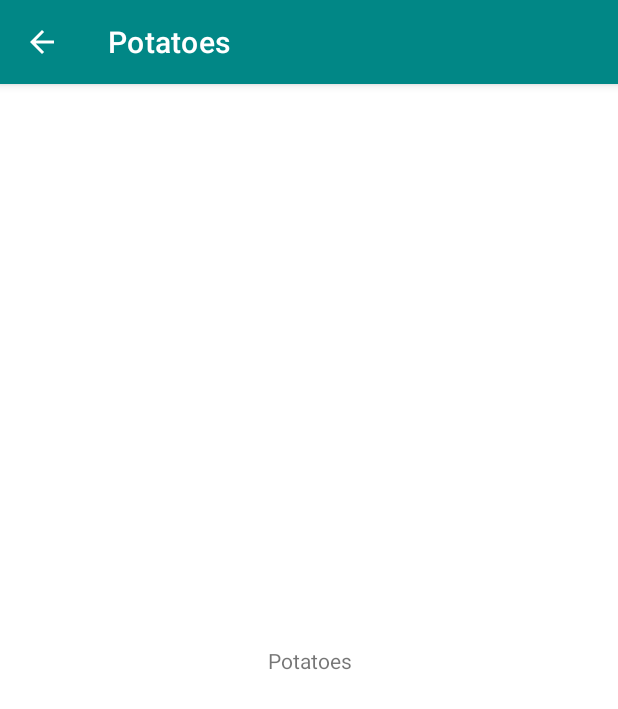
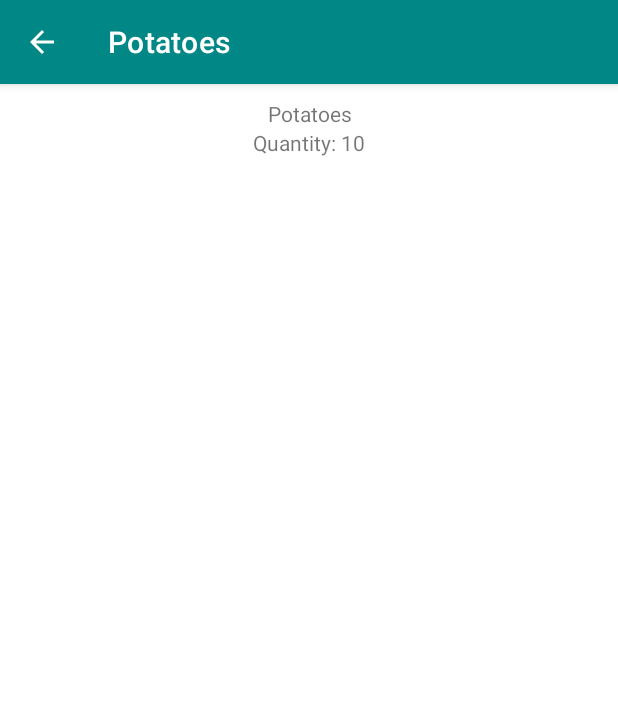
Before and after one commit to martarodriguezm/HelloWorldAndroid, an Android app: the ListActivity screen opened directly, with no data from a screen before it, after a tap on "Potatoes", on a phone screen of 412 x 824 dp. Shown: the top 709 px of the screen. Run offline under Robolectric (Android 15) with nearby library versions, the phone set to English and light mode, and no system bars.

Commit message:
add shop items working

```diff
--- a/HelloWorld/app/src/main/AndroidManifest.xml
+++ b/HelloWorld/app/src/main/AndroidManifest.xml
@@ -13,10 +13,14 @@
         android:theme="@style/Theme.HelloWorld"
         tools:targetApi="31">
         <activity
+            android:name=".list.AddShopItemActivity"
+            android:exported="false"
+            android:parentActivityName=".list.ListActivity"/>
+        <activity
             android:name=".list.ListDetailActivity"
             android:exported="false"
             android:label="@string/lists"
-            android:parentActivityName=".list.ListActivity"/>
+            android:parentActivityName=".list.ListActivity" />
         <activity
             android:name=".list.ListActivity"
             android:exported="false"
--- a/HelloWorld/app/src/main/java/marta/rodriguez/helloworld/list/CustomAdapter.kt
+++ b/HelloWorld/app/src/main/java/marta/rodriguez/helloworld/list/CustomAdapter.kt
@@ -6,7 +6,7 @@ import android.widget.Toast
 import androidx.recyclerview.widget.RecyclerView
 import marta.rodriguez.helloworld.databinding.RowItemBinding
 
-class CustomAdapter(private val dataSet: Array<ShopItem>, private val listener: ItemListener) :
+class CustomAdapter(private var dataSet: ArrayList<ShopItem>, private val listener: ItemListener) :
     RecyclerView.Adapter<CustomAdapter.ViewHolder>() {
 
     inner class ViewHolder(private val binding: RowItemBinding) :RecyclerView.ViewHolder(binding.root) {
@@ -37,6 +37,11 @@ class CustomAdapter(private val dataSet: Array<ShopItem>, private val listener:
 
     override fun getItemCount() = dataSet.size
 
+    fun addItem(newItem: ShopItem) {
+        dataSet.add(newItem)
+        notifyItemInserted(dataSet.size - 1)
+    }
+
     interface ItemListener {
         fun itemClicked(item: ShopItem)
     }
--- a/HelloWorld/app/src/main/java/marta/rodriguez/helloworld/list/ListActivity.kt
+++ b/HelloWorld/app/src/main/java/marta/rodriguez/helloworld/list/ListActivity.kt
@@ -1,10 +1,13 @@
 package marta.rodriguez.helloworld.list
 
+import android.app.Activity
 import android.content.Context
 import android.content.Intent
 import android.os.Bundle
+import android.util.Log
 import android.widget.Toast
 import androidx.activity.enableEdgeToEdge
+import androidx.activity.result.contract.ActivityResultContracts
 import androidx.appcompat.app.AppCompatActivity
 import androidx.core.view.ViewCompat
 import androidx.core.view.WindowInsetsCompat
@@ -23,6 +26,19 @@ class ListActivity : AppCompatActivity(), CustomAdapter.ItemListener {
     private val viewPadding = 15
 
     private lateinit var binding : ActivityListBinding
+
+    private lateinit var adapter : CustomAdapter
+
+    private val addShopItemResultLauncher = registerForActivityResult(ActivityResultContracts.StartActivityForResult()) { result ->
+        if (result.resultCode == Activity.RESULT_OK) {
+            val data: Intent? = result.data
+            val shopItem = data?.getParcelableExtra<ShopItem>(AddShopItemActivity.SHOP_ITEM_KEY)
+            Log.e("dk", "shopItem ${shopItem?.name}")
+            shopItem?.let {
+                adapter.addItem(shopItem)
+            }
+        }
+    }
 
     override fun onCreate(savedInstanceState: Bundle?) {
         super.onCreate(savedInstanceState)
@@ -43,11 +59,17 @@ class ListActivity : AppCompatActivity(), CustomAdapter.ItemListener {
         binding.myRecyclerView.layoutManager = layoutManager
 
         //val dataset = arrayOf("Potatoes", "Bread", "Pizza", "Tomato", "Onions", "Eggs", "Pasta")
-        binding.myRecyclerView.adapter = CustomAdapter(getShopItems(), this)
+
+        adapter = CustomAdapter(getShopItems(), this)
+        binding.myRecyclerView.adapter = adapter
+
+        binding.addShopItemFab.setOnClickListener {
+            this.addShopItemResultLauncher.launch(AddShopItemActivity.getCallingIntent(this))
+        }
     }
 
-    private fun getShopItems() : Array<ShopItem> {
-        val dataset = arrayOf(ShopItem("Pasta"), ShopItem("Potatoes"), ShopItem("Bread"), ShopItem("Pizza"))
+    private fun getShopItems() : ArrayList<ShopItem> {
+        val dataset = arrayListOf(ShopItem("Pasta"), ShopItem("Potatoes", 10), ShopItem("Bread"), ShopItem("Pizza"))
         return dataset
     }
 
--- a/HelloWorld/app/src/main/java/marta/rodriguez/helloworld/list/ListDetailActivity.kt
+++ b/HelloWorld/app/src/main/java/marta/rodriguez/helloworld/list/ListDetailActivity.kt
@@ -3,6 +3,7 @@ package marta.rodriguez.helloworld.list
 import android.content.Context
 import android.content.Intent
 import android.os.Bundle
+import android.view.View
 import androidx.activity.enableEdgeToEdge
 import androidx.appcompat.app.AppCompatActivity
 import androidx.core.view.ViewCompat
@@ -44,6 +45,11 @@ class ListDetailActivity : AppCompatActivity() {
         item?.let {
             setTitle(item.name)
             binding.itemNameText.text = item.name
+            if(item.quantity > 0) {
+                binding.itemQuantityText.text = getString(R.string.item_quantity, item.quantity)
+            } else {
+                binding.itemQuantityText.visibility = View.GONE
+            }
         }
     }
 }
--- a/HelloWorld/app/src/main/res/layout/activity_list_detail.xml
+++ b/HelloWorld/app/src/main/res/layout/activity_list_detail.xml
@@ -12,9 +12,17 @@
         android:layout_height="wrap_content"
         tools:text="item"
         app:layout_constraintTop_toTopOf="parent"
-        app:layout_constraintBottom_toBottomOf="parent"
         app:layout_constraintStart_toStartOf="parent"
         app:layout_constraintEnd_toEndOf="parent"
         android:gravity="center_horizontal"/>
 
+    <TextView android:id="@+id/item_quantity_text"
+        android:layout_width="match_parent"
+        android:layout_height="wrap_content"
+        tools:text="quantity"
+        android:gravity="center_horizontal"
+        app:layout_constraintTop_toBottomOf="@id/item_name_text"
+        app:layout_constraintStart_toStartOf="parent"
+        app:layout_constraintEnd_toEndOf="parent"/>
+
 </androidx.constraintlayout.widget.ConstraintLayout>
--- a/HelloWorld/app/src/main/res/values/strings.xml
+++ b/HelloWorld/app/src/main/res/values/strings.xml
@@ -11,4 +11,9 @@
     <string name="cute_text">I wish you the best</string>
     <string name="lists">Lists</string>
     <string name="selected_item">"Selected Item: "</string>
+    <string name="shop_item">item name...</string>
+    <string name="quantity">quantity</string>
+    <string name="save">Save</string>
+    <string name="add_shop_item">Add Shop Item</string>
+    <string name="item_quantity">Quantity: %d</string>
 </resources>
```
Also changed, not shown: HelloWorld/app/src/main/java/marta/rodriguez/helloworld/list/AddShopItemActivity.kt (added, +68 -0 lines), HelloWorld/app/src/main/res/layout/activity_add_shop_item.xml (added, +26 -0 lines), HelloWorld/app/src/main/res/layout/activity_list.xml (+8 -0 lines).
